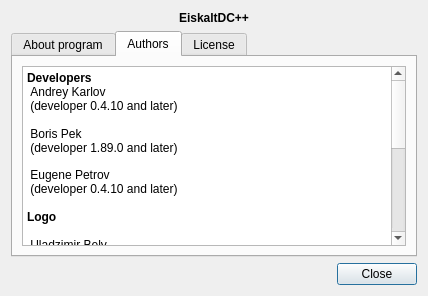
This is eiskaltdcpp/ui/UIAbout.ui in eiskaltdcpp/eiskaltdcpp as Qt 5 draws it before an edit. The edited form follows.
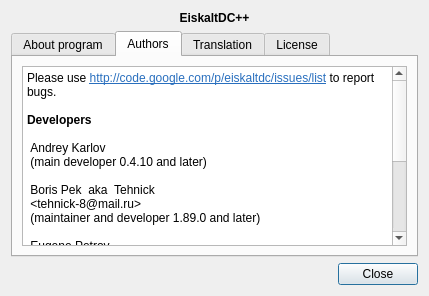
This is the edited form. The open tabs and pages were chosen to show the change.

Commit message: usability enhancement in "About EiskaltDC++" dialog + translation update

```diff
--- a/eiskaltdcpp/ui/UIAbout.ui
+++ b/eiskaltdcpp/ui/UIAbout.ui
@@ -6,7 +6,7 @@
    <rect>
     <x>0</x>
     <y>0</y>
-    <width>428</width>
+    <width>429</width>
     <height>296</height>
    </rect>
   </property>
@@ -73,14 +73,38 @@
           <string>&lt;!DOCTYPE HTML PUBLIC &quot;-//W3C//DTD HTML 4.0//EN&quot; &quot;http://www.w3.org/TR/REC-html40/strict.dtd&quot;&gt;
 &lt;html&gt;&lt;head&gt;&lt;meta name=&quot;qrichtext&quot; content=&quot;1&quot; /&gt;&lt;style type=&quot;text/css&quot;&gt;
 p, li { white-space: pre-wrap; }
-&lt;/style&gt;&lt;/head&gt;&lt;body style=&quot; font-family:'DejaVu Sans'; font-size:8pt; font-weight:400; font-style:normal;&quot;&gt;
-&lt;p style=&quot; margin-top:0px; margin-bottom:0px; margin-left:0px; margin-right:0px; -qt-block-indent:0; text-indent:0px;&quot;&gt;&lt;span style=&quot; font-size:9pt; font-weight:600;&quot;&gt;Developers&lt;/span&gt;&lt;/p&gt;
-&lt;p style=&quot; margin-top:0px; margin-bottom:0px; margin-left:0px; margin-right:0px; -qt-block-indent:0; text-indent:0px;&quot;&gt;&lt;span style=&quot; font-size:9pt; font-weight:600;&quot;&gt; &lt;/span&gt;&lt;span style=&quot; font-size:9pt;&quot;&gt;Andrey Karlov&lt;/span&gt;&lt;/p&gt;
-&lt;p style=&quot; margin-top:0px; margin-bottom:0px; margin-left:0px; margin-right:0px; -qt-block-indent:0; text-indent:0px;&quot;&gt;&lt;span style=&quot; font-size:9pt;&quot;&gt; (developer 0.4.10 and later)&lt;/span&gt;&lt;/p&gt;
-&lt;p style=&quot;-qt-paragraph-type:empty; margin-top:0px; margin-bottom:0px; margin-left:0px; margin-right:0px; -qt-block-indent:0; text-indent:0px; font-size:9pt;&quot;&gt;&lt;/p&gt;
-&lt;p style=&quot; margin-top:0px; margin-bottom:0px; margin-left:0px; margin-right:0px; -qt-block-indent:0; text-indent:0px;&quot;&gt;&lt;span style=&quot; font-size:9pt;&quot;&gt; Boris Pek&lt;br /&gt; (developer 1.89.0 and later)&lt;br /&gt;&lt;/span&gt;&lt;/p&gt;
-&lt;p style=&quot; margin-top:0px; margin-bottom:0px; margin-left:0px; margin-right:0px; -qt-block-indent:0; text-indent:0px;&quot;&gt;&lt;span style=&quot; font-size:9pt;&quot;&gt; Eugene Petrov&lt;br /&gt; (developer 0.4.10 and later)&lt;br /&gt;&lt;br /&gt;&lt;/span&gt;&lt;span style=&quot; font-size:9pt; font-weight:600;&quot;&gt;Logo&lt;/span&gt;&lt;span style=&quot; font-size:9pt;&quot;&gt;&lt;br /&gt;&lt;br /&gt; Uladzimir Bely&lt;br /&gt; (version 0.4.10 and later)&lt;br /&gt;&lt;br /&gt;&lt;/span&gt;&lt;span style=&quot; font-size:9pt; font-weight:600;&quot;&gt;Splash Screen Logo&lt;/span&gt;&lt;span style=&quot; font-size:9pt;&quot;&gt;&lt;br /&gt;&lt;br /&gt; Uladzimir Bely&lt;br /&gt;&lt;br /&gt;&lt;/span&gt;&lt;span style=&quot; font-size:9pt; font-weight:600;&quot;&gt;Translators&lt;/span&gt;&lt;span style=&quot; font-size:9pt;&quot;&gt;&lt;br /&gt;&lt;/span&gt;&lt;/p&gt;
-&lt;p style=&quot; margin-top:0px; margin-bottom:0px; margin-left:0px; margin-right:0px; -qt-block-indent:0; text-indent:0px;&quot;&gt;&lt;span style=&quot; font-size:9pt;&quot;&gt; &lt;/span&gt;&lt;span style=&quot; font-size:9pt; text-decoration: underline;&quot;&gt;Russian translation&lt;/span&gt;&lt;span style=&quot; font-size:9pt;&quot;&gt;&lt;br /&gt;&lt;br /&gt; Uladzimir Bely (for 0.4.10 and later)&lt;br /&gt;&lt;br /&gt; &lt;/span&gt;&lt;span style=&quot; font-size:9pt; text-decoration: underline;&quot;&gt;Belarusian translation&lt;/span&gt;&lt;span style=&quot; font-size:9pt;&quot;&gt;&lt;br /&gt;&lt;br /&gt; Paval Shalamitski aka Klyok (for 1.0.40 and later)&lt;/span&gt;&lt;/p&gt;&lt;/body&gt;&lt;/html&gt;</string>
+&lt;/style&gt;&lt;/head&gt;&lt;body style=&quot; font-family:'DejaVu Sans'; font-size:9pt; font-weight:400; font-style:normal;&quot;&gt;
+&lt;p style=&quot; margin-top:0px; margin-bottom:0px; margin-left:0px; margin-right:0px; -qt-block-indent:0; text-indent:0px;&quot;&gt;Please use &lt;a href=&quot;http://code.google.com/p/eiskaltdc/issues/list&quot;&gt;&lt;span style=&quot; text-decoration: underline; color:#296fbe;&quot;&gt;http://code.google.com/p/eiskaltdc/issues/list&lt;/span&gt;&lt;/a&gt; to report bugs.&lt;/p&gt;
+&lt;p style=&quot;-qt-paragraph-type:empty; margin-top:0px; margin-bottom:0px; margin-left:0px; margin-right:0px; -qt-block-indent:0; text-indent:0px; font-weight:600;&quot;&gt;&lt;/p&gt;
+&lt;p style=&quot; margin-top:0px; margin-bottom:0px; margin-left:0px; margin-right:0px; -qt-block-indent:0; text-indent:0px;&quot;&gt;&lt;span style=&quot; font-weight:600;&quot;&gt;Developers&lt;/span&gt;&lt;/p&gt;
+&lt;p style=&quot;-qt-paragraph-type:empty; margin-top:0px; margin-bottom:0px; margin-left:0px; margin-right:0px; -qt-block-indent:0; text-indent:0px; font-weight:600;&quot;&gt;&lt;/p&gt;
+&lt;p style=&quot; margin-top:0px; margin-bottom:0px; margin-left:0px; margin-right:0px; -qt-block-indent:0; text-indent:0px;&quot;&gt;&lt;span style=&quot; font-weight:600;&quot;&gt; &lt;/span&gt;Andrey Karlov&lt;/p&gt;
+&lt;p style=&quot; margin-top:0px; margin-bottom:0px; margin-left:0px; margin-right:0px; -qt-block-indent:0; text-indent:0px;&quot;&gt; (main developer 0.4.10 and later)&lt;/p&gt;
+&lt;p style=&quot;-qt-paragraph-type:empty; margin-top:0px; margin-bottom:0px; margin-left:0px; margin-right:0px; -qt-block-indent:0; text-indent:0px;&quot;&gt;&lt;/p&gt;
+&lt;p style=&quot; margin-top:0px; margin-bottom:0px; margin-left:0px; margin-right:0px; -qt-block-indent:0; text-indent:0px;&quot;&gt; Boris Pek  aka  Tehnick&lt;/p&gt;
+&lt;p style=&quot; margin-top:0px; margin-bottom:0px; margin-left:0px; margin-right:0px; -qt-block-indent:0; text-indent:0px;&quot;&gt; &amp;lt;tehnick-8@mail.ru&amp;gt;&lt;br /&gt; (maintainer and developer 1.89.0 and later)&lt;br /&gt;&lt;/p&gt;
+&lt;p style=&quot; margin-top:0px; margin-bottom:0px; margin-left:0px; margin-right:0px; -qt-block-indent:0; text-indent:0px;&quot;&gt; Eugene Petrov&lt;br /&gt; (maintainer and developer 0.4.10 and later)&lt;br /&gt;&lt;br /&gt;&lt;span style=&quot; font-weight:600;&quot;&gt;Logo&lt;/span&gt;&lt;br /&gt;&lt;br /&gt; Uladzimir Bely&lt;br /&gt; (version 0.4.10 and later)&lt;br /&gt;&lt;br /&gt;&lt;span style=&quot; font-weight:600;&quot;&gt;Splash Screen Logo&lt;/span&gt;&lt;br /&gt;&lt;br /&gt; Uladzimir Bely&lt;/p&gt;&lt;/body&gt;&lt;/html&gt;</string>
+         </property>
+        </widget>
+       </item>
+      </layout>
+     </widget>
+     <widget class="QWidget" name="tab_4">
+      <attribute name="title">
+       <string>Translation</string>
+      </attribute>
+      <layout class="QVBoxLayout" name="verticalLayout_3">
+       <item>
+        <widget class="QTextBrowser" name="textBrowser_3">
+         <property name="html">
+          <string>&lt;!DOCTYPE HTML PUBLIC &quot;-//W3C//DTD HTML 4.0//EN&quot; &quot;http://www.w3.org/TR/REC-html40/strict.dtd&quot;&gt;
+&lt;html&gt;&lt;head&gt;&lt;meta name=&quot;qrichtext&quot; content=&quot;1&quot; /&gt;&lt;style type=&quot;text/css&quot;&gt;
+p, li { white-space: pre-wrap; }
+&lt;/style&gt;&lt;/head&gt;&lt;body style=&quot; font-family:'DejaVu Sans'; font-size:9pt; font-weight:400; font-style:normal;&quot;&gt;
+&lt;p style=&quot; margin-top:0px; margin-bottom:0px; margin-left:0px; margin-right:0px; -qt-block-indent:0; text-indent:0px;&quot;&gt;&lt;span style=&quot; font-weight:600;&quot;&gt;Translators&lt;/span&gt;&lt;br /&gt;&lt;/p&gt;
+&lt;p style=&quot; margin-top:0px; margin-bottom:0px; margin-left:0px; margin-right:0px; -qt-block-indent:0; text-indent:0px;&quot;&gt; &lt;span style=&quot; text-decoration: underline;&quot;&gt;Russian translation&lt;/span&gt;&lt;br /&gt;&lt;br /&gt; Uladzimir Bely&lt;/p&gt;
+&lt;p style=&quot; margin-top:0px; margin-bottom:0px; margin-left:0px; margin-right:0px; -qt-block-indent:0; text-indent:0px;&quot;&gt; (for 0.4.10 and later)&lt;br /&gt;&lt;br /&gt; &lt;span style=&quot; text-decoration: underline;&quot;&gt;Belarusian translation&lt;/span&gt;&lt;br /&gt;&lt;br /&gt; Paval Shalamitski  aka  Klyok&lt;/p&gt;
+&lt;p style=&quot; margin-top:0px; margin-bottom:0px; margin-left:0px; margin-right:0px; -qt-block-indent:0; text-indent:0px;&quot;&gt; (for 1.0.40 and later)&lt;/p&gt;&lt;/body&gt;&lt;/html&gt;</string>
          </property>
         </widget>
        </item>
```
Left out of the diff: 18 changed lines with no effect on the pictures. The commit also changes 3 other files.
